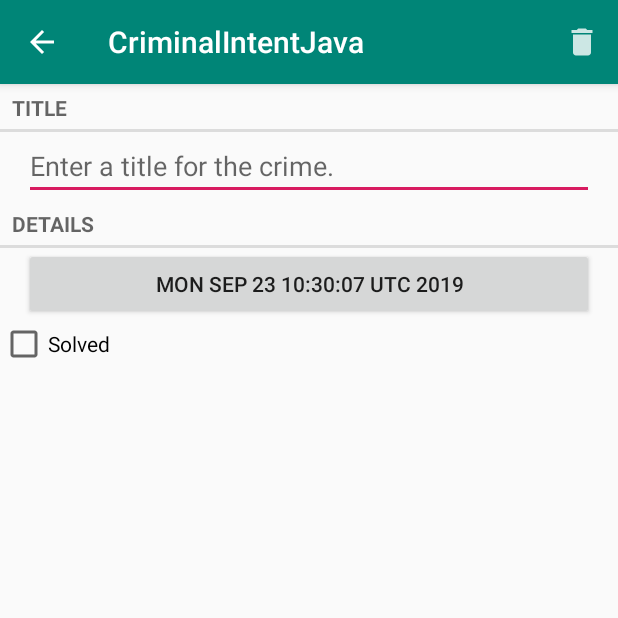
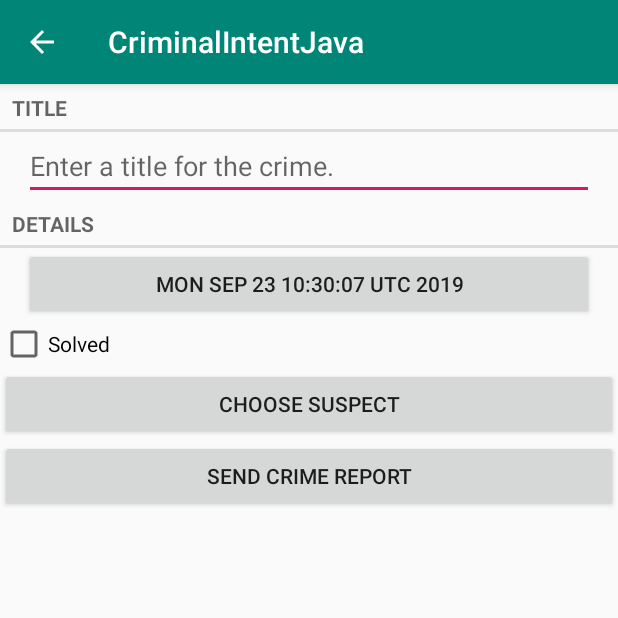
Before and after one commit to jenlau250/CriminalIntentJava, an Android app: the screen it shows after launch (CrimePagerActivity), after a tap on "New Crime", on a phone screen of 412 x 824 dp, the top half of it. Run offline under Robolectric (Android 15) with nearby library versions, the phone set to English and light mode, and no system bars.

Commit message:
Added sqlite

```diff
--- a/app/src/main/java/com/bignerdranch/android/criminalintentjava/Crime.java
+++ b/app/src/main/java/com/bignerdranch/android/criminalintentjava/Crime.java
@@ -9,6 +9,7 @@ public class Crime {
     private String mTitle;
     private Date mDate;
     private boolean mSolved;
+    private String mSuspect;
 
     public Crime() {
         this(UUID.randomUUID());
@@ -40,4 +41,16 @@ public class Crime {
     public void setSolved(boolean solved) {
         mSolved = solved;
     }
+    public String getSuspect() {
+        return mSuspect;
+    }
+
+    public void setSuspect(String Suspect) {
+        this.mSuspect = Suspect;
+    }
+
+
+
+
+
 }
--- a/app/src/main/java/com/bignerdranch/android/criminalintentjava/CrimeFragment.java
+++ b/app/src/main/java/com/bignerdranch/android/criminalintentjava/CrimeFragment.java
@@ -67,27 +67,6 @@ public class CrimeFragment extends Fragment {
         super.onPause();
         CrimeLab.get(getActivity())
                 .updateCrime(mCrime);
-    }
-
-    //doesn't work
-    @Override
-    public void onCreateOptionsMenu(Menu menu, MenuInflater inflater) {
-        super.onCreateOptionsMenu(menu, inflater);
-        inflater.inflate(R.menu.fragment_crime_detail, menu);
-
-    }
-
-
-    @Override
-    public boolean onOptionsItemSelected(MenuItem item) {
-        switch (item.getItemId()) {
-            case R.id.delete_crime:
-                Crime crime = new Crime();
-                CrimeLab.get(getActivity()).deleteCrime(crime);
-                return true;
-            default:
-                return super.onOptionsItemSelected(item);
-        }
     }
 
 
--- a/app/src/main/java/com/bignerdranch/android/criminalintentjava/database/CrimeBaseHelper.java
+++ b/app/src/main/java/com/bignerdranch/android/criminalintentjava/database/CrimeBaseHelper.java
@@ -25,7 +25,8 @@ public class CrimeBaseHelper extends SQLiteOpenHelper {
                 CrimeTable.Cols.UUID + ", " +
                 CrimeTable.Cols.TITLE + ", " +
                 CrimeTable.Cols.DATE + ", " +
-                CrimeTable.Cols.SOLVED +
+                CrimeTable.Cols.SOLVED + ", " +
+                CrimeTable.Cols.SUSPECT +
                 ")"
         );
 
--- a/app/src/main/java/com/bignerdranch/android/criminalintentjava/database/CrimeCursorWrapper.java
+++ b/app/src/main/java/com/bignerdranch/android/criminalintentjava/database/CrimeCursorWrapper.java
@@ -19,11 +19,15 @@ public class CrimeCursorWrapper extends CursorWrapper {
         String title = getString(getColumnIndex(CrimeTable.Cols.TITLE));
         long date = getLong(getColumnIndex(CrimeTable.Cols.DATE));
         int isSolved = getInt(getColumnIndex(CrimeTable.Cols.SOLVED));
+        String suspect = getString(getColumnIndex(CrimeTable.Cols.SUSPECT));
 
         Crime crime = new Crime(UUID.fromString(uuidString));
         crime.setTitle(title);
         crime.setDate(new Date(date));
         crime.setSolved(isSolved != 0);
+        crime.setSuspect(suspect);
+
+
         return crime;
 
 
--- a/app/src/main/java/com/bignerdranch/android/criminalintentjava/database/CrimeDbSchema.java
+++ b/app/src/main/java/com/bignerdranch/android/criminalintentjava/database/CrimeDbSchema.java
@@ -12,6 +12,7 @@ public class CrimeDbSchema {
             public static final String TITLE = "title";
             public static final String DATE = "date";
             public static final String SOLVED = "solved";
+            public static final String SUSPECT = "suspect";
         }
 
     }
--- a/app/src/main/res/layout/fragment_crime.xml
+++ b/app/src/main/res/layout/fragment_crime.xml
@@ -32,4 +32,18 @@
         android:layout_width="match_parent"
         android:layout_height="wrap_content"
         android:text="@string/crime_solved_label"/>
+
+    <Button
+        android:id="@+id/crime_suspect"
+        android:layout_width="match_parent"
+        android:layout_height="wrap_content"
+        android:text="@string/crime_suspect_text"/>
+
+    <Button
+        android:id="@+id/crime_report"
+        android:layout_width="match_parent"
+        android:layout_height="wrap_content"
+        android:text="@string/crime_report_text"/>
+
+
 </LinearLayout>
--- a/app/src/main/res/menu/fragment_crime_detail.xml
+++ /dev/null
@@ -1,13 +0,0 @@
-<?xml version="1.0" encoding="utf-8"?>
-<menu xmlns:android="http://schemas.android.com/apk/res/android"
-    xmlns:app="http://schemas.android.com/apk/res-auto">
-
-    <item
-        android:id="@+id/delete_crime"
-        android:icon="@drawable/ic_menu_delete"
-        android:title="@string/delete_crime"
-        app:showAsAction="ifRoom|withText"/>
-
-
-
-</menu>
--- a/app/src/main/res/values/strings.xml
+++ b/app/src/main/res/values/strings.xml
@@ -10,6 +10,9 @@
     <string name="show_subtitle">Show Subtitle</string>
     <string name="hide_subtitle">Hide Subtitle</string>
     <string name="subtitle_format">%1$d crimes</string>
+    <string name="crime_suspect_text">Choose Suspect</string>
+    <string name="crime_report_text">Send Crime Report</string>
+
 
     <plurals name="subtitle_plural">
         <item quantity="one">%1$d crime</item>
```
Also changed, not shown: app/src/main/java/com/bignerdranch/android/criminalintentjava/CrimeLab.java (+1 -8 lines).
